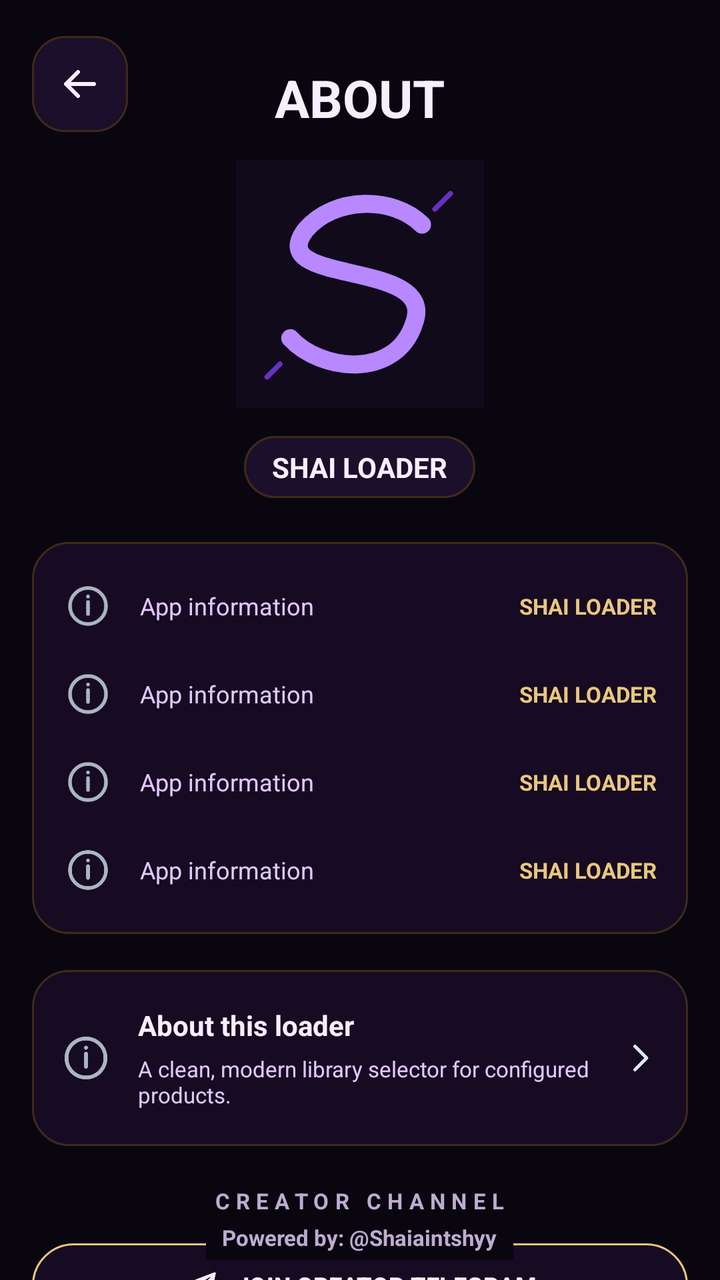
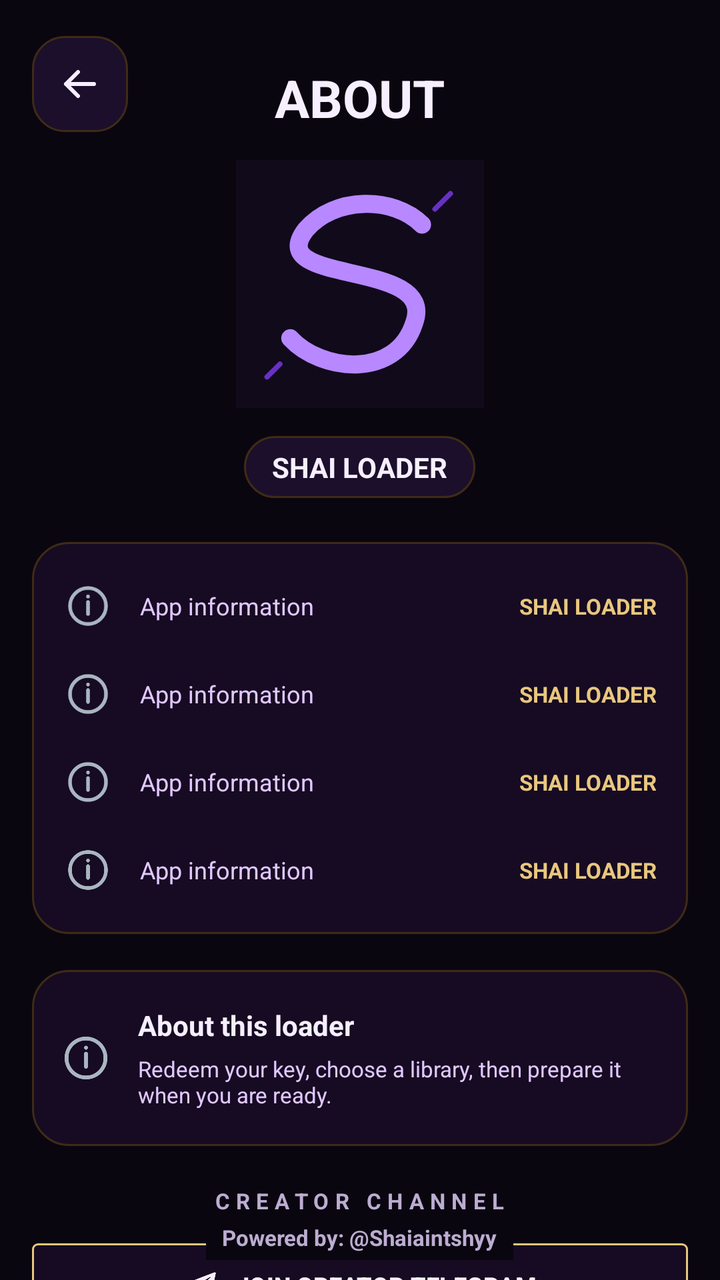

Compare the two renders of this Android layout. The source of the first and the diff that turns it into the second are given below.
<!-- AndroidManifest.xml: application theme AppTheme -->
<!-- res/layout/activity_about.xml -->
<?xml version="1.0" encoding="utf-8"?>
<FrameLayout xmlns:android="http://schemas.android.com/apk/res/android"
    xmlns:app="http://schemas.android.com/apk/res-auto"
    android:layout_width="match_parent"
    android:layout_height="match_parent"
    android:background="@color/loader_background">

    <ScrollView
        android:id="@+id/about_scroll"
        android:layout_width="match_parent"
        android:layout_height="match_parent"
        android:fillViewport="true"
        android:scrollbars="none">

        <LinearLayout
            android:layout_width="match_parent"
            android:layout_height="wrap_content"
            android:clipToPadding="false"
            android:gravity="center_horizontal"
            android:orientation="vertical"
            android:paddingStart="16dp"
            android:paddingTop="18dp"
            android:paddingEnd="16dp"
            android:paddingBottom="72dp">

            <FrameLayout
                android:layout_width="match_parent"
                android:layout_height="62dp">

                <ImageButton
                    android:id="@+id/about_back"
                    android:layout_width="48dp"
                    android:layout_height="48dp"
                    android:background="@drawable/about_back_button"
                    android:contentDescription="Back"
                    android:padding="10dp"
                    android:src="@drawable/ic_arrow_left"
                    app:tint="@color/loader_text_primary" />

                <LinearLayout
                    android:layout_width="match_parent"
                    android:layout_height="wrap_content"
                    android:layout_gravity="center"
                    android:gravity="center"
                    android:orientation="vertical">

                    <TextView
                        android:layout_width="wrap_content"
                        android:layout_height="wrap_content"
                        android:text="ABOUT"
                        android:textColor="@color/loader_text_primary"
                        android:textSize="26sp"
                        android:textStyle="bold" />

                </LinearLayout>
            </FrameLayout>

            <ImageView
                android:id="@+id/about_logo"
                android:layout_width="124dp"
                android:layout_height="124dp"
                android:background="@drawable/circle"
                android:contentDescription="SHAI logo"
                android:scaleType="centerCrop"
                android:src="@drawable/shai_mark" />

            <TextView
                android:id="@+id/about_pill"
                android:layout_width="wrap_content"
                android:layout_height="wrap_content"
                android:layout_marginTop="14dp"
                android:background="@drawable/about_pill"
                android:text="SHAI LOADER"
                android:textColor="@color/loader_text_primary"
                android:textSize="14sp"
                android:textStyle="bold" />

            <LinearLayout
                android:layout_width="match_parent"
                android:layout_height="wrap_content"
                android:id="@+id/about_details_card"
                android:layout_marginTop="22dp"
                android:background="@drawable/about_card"
                android:orientation="vertical"
                android:paddingStart="16dp"
                android:paddingTop="10dp"
                android:paddingEnd="16dp"
                android:paddingBottom="10dp">

                <include
                    android:id="@+id/detail_developer"
                    layout="@layout/item_about_detail" />
                <include
                    android:id="@+id/detail_username"
                    layout="@layout/item_about_detail" />
                <include
                    android:id="@+id/detail_channel"
                    layout="@layout/item_about_detail" />
                <include
                    android:id="@+id/detail_version"
                    layout="@layout/item_about_detail" />
            </LinearLayout>

            <LinearLayout
                android:layout_width="match_parent"
                android:layout_height="wrap_content"
                android:id="@+id/about_info_card"
                android:layout_marginTop="18dp"
                android:background="@drawable/about_card"
                android:gravity="center_vertical"
                android:minHeight="88dp"
                android:orientation="horizontal"
                android:padding="14dp">

                <ImageView
                    android:layout_width="26dp"
                    android:layout_height="26dp"
                    android:contentDescription="About this app"
                    android:src="@drawable/ic_about" />

                <LinearLayout
                    android:layout_width="0dp"
                    android:layout_height="wrap_content"
                    android:layout_marginStart="13dp"
                    android:layout_weight="1"
                    android:orientation="vertical">

                    <TextView
                        android:layout_width="wrap_content"
                        android:layout_height="wrap_content"
                        android:text="About this loader"
                        android:textColor="@color/loader_text_primary"
                        android:textSize="14sp"
                        android:textStyle="bold" />

                    <TextView
                        android:layout_width="wrap_content"
                        android:layout_height="wrap_content"
                        android:layout_marginTop="5dp"
                        android:text="A clean, modern library selector for configured products."
                        android:textColor="@color/loader_text_secondary"
                        android:textSize="11sp" />
                </LinearLayout>

                <ImageView
                    android:layout_width="20dp"
                    android:layout_height="20dp"
                    android:contentDescription="More information"
                    android:src="@drawable/ic_chevron_right" />
            </LinearLayout>

            <TextView
                android:layout_width="wrap_content"
                android:layout_height="wrap_content"
                android:layout_marginTop="20dp"
                android:letterSpacing="0.28"
                android:text="CREATOR CHANNEL"
                android:textColor="@color/loader_text_muted"
                android:textSize="11sp"
                android:textStyle="bold" />

            <com.google.android.material.button.MaterialButton
                android:id="@+id/about_telegram"
                android:layout_width="match_parent"
                android:layout_height="50dp"
                android:layout_marginTop="10dp"
                android:text="JOIN CREATOR TELEGRAM"
                android:textColor="@color/loader_text_primary"
                android:textSize="12sp"
                android:textStyle="bold"
                app:backgroundTint="@color/loader_surface"
                app:cornerRadius="25dp"
                app:icon="@drawable/ic_telegram"
                app:iconGravity="textStart"
                app:iconTint="@color/loader_text_primary"
                app:strokeColor="@color/loader_accent"
                app:strokeWidth="1dp" />

        </LinearLayout>
    </ScrollView>

    <TextView
        android:layout_width="wrap_content"
        android:layout_height="wrap_content"
        android:layout_gravity="bottom|center_horizontal"
        android:layout_marginBottom="10dp"
        android:background="@color/loader_background"
        android:paddingStart="8dp"
        android:paddingTop="4dp"
        android:paddingEnd="8dp"
        android:paddingBottom="4dp"
        android:text="Powered by: @Shaiaintshyy"
        android:textColor="@color/loader_text_muted"
        android:textSize="11sp"
        android:textStyle="bold" />
</FrameLayout>
<!-- res/layout/item_about_detail.xml (included above) -->
<?xml version="1.0" encoding="utf-8"?>
<LinearLayout xmlns:android="http://schemas.android.com/apk/res/android"
    android:layout_width="match_parent"
    android:layout_height="44dp"
    android:gravity="center_vertical"
    android:orientation="horizontal">

    <ImageView
        android:id="@+id/about_detail_icon"
        android:layout_width="24dp"
        android:layout_height="24dp"
        android:contentDescription="Detail"
        android:src="@drawable/ic_about" />

    <TextView
        android:id="@+id/about_detail_label"
        android:layout_width="0dp"
        android:layout_height="wrap_content"
        android:layout_marginStart="14dp"
        android:layout_weight="1"
        android:text="App information"
        android:textColor="@color/loader_text_secondary"
        android:textSize="12sp" />

    <TextView
        android:id="@+id/about_detail_value"
        android:layout_width="wrap_content"
        android:layout_height="wrap_content"
        android:gravity="end"
        android:text="SHAI LOADER"
        android:textColor="@color/loader_accent"
        android:textSize="11sp"
        android:textStyle="bold" />
</LinearLayout>
<!-- resources referenced by this layout -->
<resources>
  <color name="loader_accent">#E9C77E</color>
  <color name="loader_background">#0A0610</color>
  <color name="loader_surface">#160B22</color>
  <color name="loader_text_muted">#BCADD1</color>
  <color name="loader_text_primary">#F6EFFF</color>
  <color name="loader_text_secondary">#E2C7FF</color>
  <!-- drawable about_back_button (drawable) -->
  <?xml version="1.0" encoding="utf-8"?>
  <shape xmlns:android="http://schemas.android.com/apk/res/android">
      <solid android:color="@color/loader_surface_alt" />
      <corners android:radius="16dp" />
      <stroke android:width="1dp" android:color="@color/loader_border_soft" />
  </shape>
  <!-- drawable about_card (drawable) -->
  <?xml version="1.0" encoding="utf-8"?>
  <shape xmlns:android="http://schemas.android.com/apk/res/android">
      <solid android:color="@color/loader_surface" />
      <corners android:radius="18dp" />
      <stroke android:width="1dp" android:color="@color/loader_border_soft" />
  </shape>
  <!-- drawable about_pill (drawable) -->
  <?xml version="1.0" encoding="utf-8"?>
  <shape xmlns:android="http://schemas.android.com/apk/res/android">
      <solid android:color="@color/loader_surface_alt" />
      <corners android:radius="20dp" />
      <stroke android:width="1dp" android:color="@color/loader_border_soft" />
      <padding android:left="14dp" android:top="6dp" android:right="14dp" android:bottom="6dp" />
  </shape>
  <!-- drawable circle (drawable) -->
  <shape xmlns:android="http://schemas.android.com/apk/res/android"
      android:shape="oval">
      <solid android:color="@android:color/transparent"/>
  </shape>
  <!-- drawable ic_about (drawable) -->
  <?xml version="1.0" encoding="utf-8"?>
  <vector xmlns:android="http://schemas.android.com/apk/res/android" android:width="20dp" android:height="20dp" android:viewportWidth="24" android:viewportHeight="24">
      <path android:fillColor="@android:color/transparent" android:pathData="M12,3a9,9 0,1 0,0 18,9 9,0 0,0 0,-18zM12,10v6M12,7.2v0.1" android:strokeColor="#AAB5C2" android:strokeWidth="1.8" android:strokeLineCap="round" />
  </vector>
  <!-- drawable ic_arrow_left (drawable) -->
  <?xml version="1.0" encoding="utf-8"?>
  <vector xmlns:android="http://schemas.android.com/apk/res/android"
      android:width="24dp"
      android:height="24dp"
      android:viewportWidth="24"
      android:viewportHeight="24">
      <path
          android:fillColor="@android:color/transparent"
          android:pathData="M19,12H5M11,6L5,12l6,6"
          android:strokeColor="@color/loader_text_primary"
          android:strokeWidth="2"
          android:strokeLineCap="round"
          android:strokeLineJoin="round" />
  </vector>
  <!-- drawable ic_chevron_right (drawable) -->
  <?xml version="1.0" encoding="utf-8"?>
  <vector xmlns:android="http://schemas.android.com/apk/res/android" android:width="18dp" android:height="18dp" android:viewportWidth="24" android:viewportHeight="24">
      <path android:fillColor="@android:color/transparent" android:pathData="M9,5L16,12L9,19" android:strokeColor="#DCE4ED" android:strokeWidth="2" android:strokeLineCap="round" android:strokeLineJoin="round" />
  </vector>
  <!-- drawable ic_telegram (drawable) -->
  <?xml version="1.0" encoding="utf-8"?>
  <vector xmlns:android="http://schemas.android.com/apk/res/android" android:width="20dp" android:height="20dp" android:viewportWidth="24" android:viewportHeight="24">
      <path android:fillColor="#F1F4F8" android:pathData="M21.6,4.2L18.5,19c-0.2,1 -0.8,1.2 -1.6,0.8l-4.5,-3.3 -2.2,2.1c-0.2,0.2 -0.4,0.4 -0.8,0.4l0.3,-4.6 8.4,-7.6c0.4,-0.3 -0.1,-0.5 -0.6,-0.2L7.1,13.1 2.6,11.7c-1,-0.3 -1,-1 0.2,-1.5L20.4,3.4c0.8,-0.3 1.5,0.2 1.2,0.8z" />
  </vector>
  <color name="loader_surface_alt">#1C0F2B</color>
  <color name="loader_border_soft">#3F2B16</color>
  <color name="background_color_dark">#0A0610</color>
  <color name="textColor">#F6EFFF</color>
  <color name="max_gold">#E9C77E</color>
  <color name="max_orchid">#E2C7FF</color>
  <!-- unchanged entries left out for length: 2 -->
</resources>

<!-- the commit's change to res/layout/activity_about.xml (unified diff, before → after) -->
@@ -137,16 +137,11 @@
                         android:layout_width="wrap_content"
                         android:layout_height="wrap_content"
                         android:layout_marginTop="5dp"
-                        android:text="A clean, modern library selector for configured products."
+                        android:text="Redeem your key, choose a library, then prepare it when you are ready."
                         android:textColor="@color/loader_text_secondary"
                         android:textSize="11sp" />
                 </LinearLayout>
 
-                <ImageView
-                    android:layout_width="20dp"
-                    android:layout_height="20dp"
-                    android:contentDescription="More information"
-                    android:src="@drawable/ic_chevron_right" />
             </LinearLayout>
 
             <TextView
@@ -169,7 +164,7 @@
                 android:textSize="12sp"
                 android:textStyle="bold"
                 app:backgroundTint="@color/loader_surface"
-                app:cornerRadius="25dp"
+                app:cornerRadius="3dp"
                 app:icon="@drawable/ic_telegram"
                 app:iconGravity="textStart"
                 app:iconTint="@color/loader_text_primary"
<!-- resource entries referenced after the edit -->
@@ -53,11 +53,6 @@
           android:strokeLineCap="round"
           android:strokeLineJoin="round" />
   </vector>
-  <!-- drawable ic_chevron_right (drawable) -->
-  <?xml version="1.0" encoding="utf-8"?>
-  <vector xmlns:android="http://schemas.android.com/apk/res/android" android:width="18dp" android:height="18dp" android:viewportWidth="24" android:viewportHeight="24">
-      <path android:fillColor="@android:color/transparent" android:pathData="M9,5L16,12L9,19" android:strokeColor="#DCE4ED" android:strokeWidth="2" android:strokeLineCap="round" android:strokeLineJoin="round" />
-  </vector>
   <!-- drawable ic_telegram (drawable) -->
   <?xml version="1.0" encoding="utf-8"?>
   <vector xmlns:android="http://schemas.android.com/apk/res/android" android:width="20dp" android:height="20dp" android:viewportWidth="24" android:viewportHeight="24">
